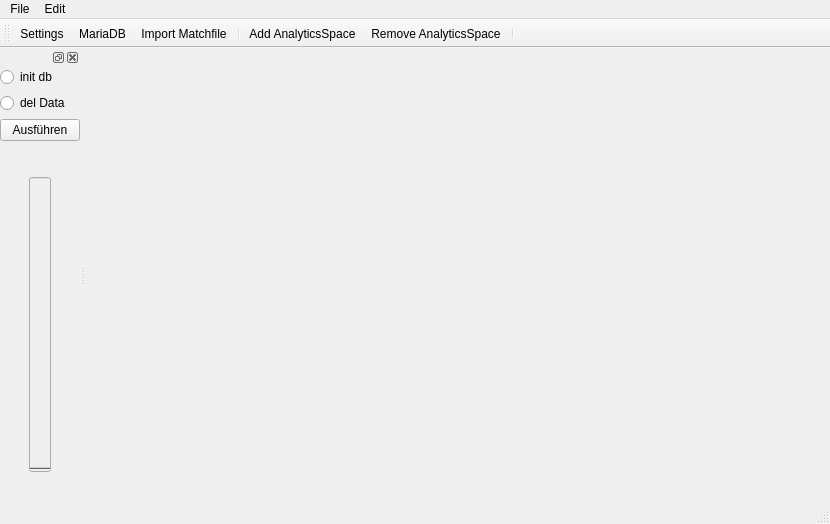
First picture: the form in src/visuals/ui/forms/mainwindow.ui, repository future-gadget-lab-de/league_scrim_analytics_suite, before the edit.
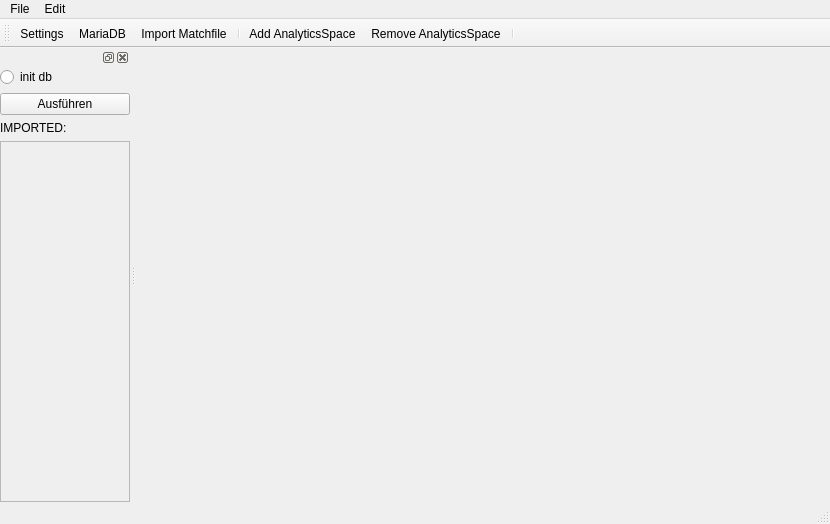
Second picture: the form after the edit. Icons and pictures are not drawn.

```diff
--- a/src/visuals/ui/forms/mainwindow.ui
+++ b/src/visuals/ui/forms/mainwindow.ui
@@ -104,6 +104,12 @@
    <addaction name="separator"/>
   </widget>
   <widget class="QDockWidget" name="left_dock">
+   <property name="minimumSize">
+    <size>
+     <width>130</width>
+     <height>208</height>
+    </size>
+   </property>
    <attribute name="dockWidgetArea">
     <number>1</number>
    </attribute>
@@ -130,13 +136,6 @@
          </property>
         </widget>
        </item>
-       <item>
-        <widget class="QRadioButton" name="radio_clear">
-         <property name="text">
-          <string>del Data</string>
-         </property>
-        </widget>
-       </item>
        <item>
         <widget class="QPushButton" name="button_execute">
          <property name="enabled">
@@ -148,27 +147,49 @@
         </widget>
        </item>
        <item>
-        <layout class="QHBoxLayout" name="load_host">
-         <property name="topMargin">
-          <number>30</number>
+        <widget class="QLabel" name="label">
+         <property name="text">
+          <string>IMPORTED:</string>
          </property>
-         <property name="bottomMargin">
-          <number>30</number>
+        </widget>
+       </item>
+       <item>
+        <widget class="QScrollArea" name="scrollArea">
+         <property name="widgetResizable">
+          <bool>true</bool>
          </property>
-         <item>
-          <widget class="QProgressBar" name="progressBar">
-           <property name="enabled">
-            <bool>false</bool>
+         <widget class="QWidget" name="scrollAreaWidgetContents">
+          <property name="geometry">
+           <rect>
+            <x>0</x>
+            <y>0</y>
+            <width>126</width>
+            <height>331</height>
+           </rect>
+          </property>
+          <layout class="QVBoxLayout" name="verticalLayout_4">
+           <property name="leftMargin">
+            <number>5</number>
            </property>
-           <property name="value">
+           <property name="topMargin">
             <number>0</number>
            </property>
-           <property name="orientation">
-            <enum>Qt::Orientation::Vertical</enum>
+           <property name="rightMargin">
+            <number>5</number>
            </property>
-          </widget>
-         </item>
-        </layout>
+           <property name="bottomMargin">
+            <number>0</number>
+           </property>
+           <item>
+            <layout class="QHBoxLayout" name="horizontalLayout">
+             <item>
+              <layout class="QVBoxLayout" name="verticalLayout_2"/>
+             </item>
+            </layout>
+           </item>
+          </layout>
+         </widget>
+        </widget>
        </item>
       </layout>
      </item>
```
Left out of the diff: 4 changed lines with no effect on the pictures.
